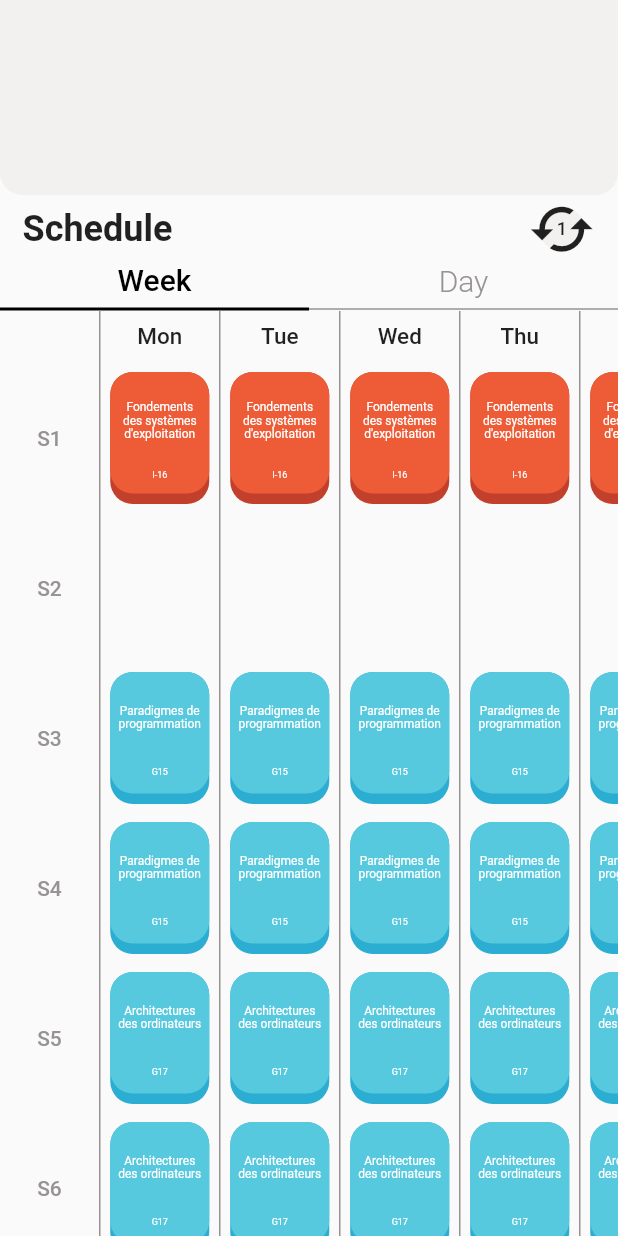
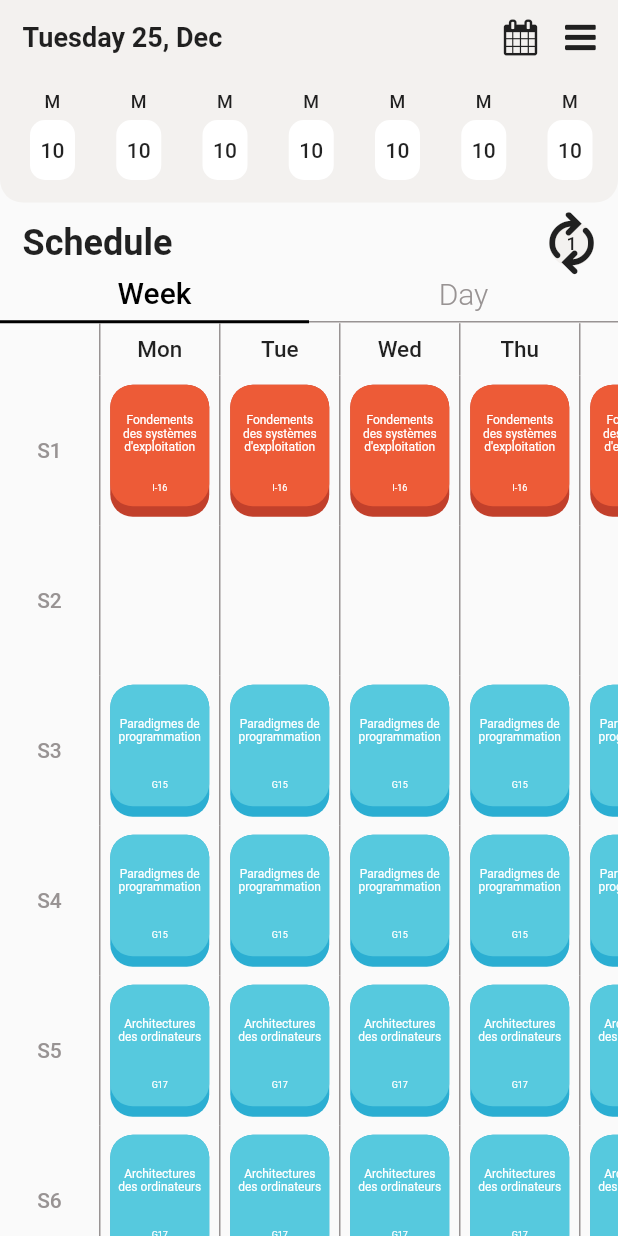
Before and after one commit to KouzanaFedi/Schedule-app, a Flutter app: the screen it shows after launch, on a phone screen of 412 x 824 dp. Run offline on Flutter 3.47's test engine with Material 2 defaults, Android fonts, the phone set to English and light mode, and no system bars; missing offline and left inert: linked_scroll_controller; statements that could not run were skipped.

Commit message:
Finished a basic template view of weekly schedule

```diff
--- a/lib/Components/calendar.dart
+++ b/lib/Components/calendar.dart
@@ -1,4 +1,6 @@
 import 'package:flutter/material.dart';
+import 'dayCalendar.dart';
+import 'package:schedule_app/Icons/custom_icons_icons.dart';
 
 class Calendar extends StatefulWidget {
   @override
@@ -9,13 +11,60 @@ class _CalendarState extends State<Calendar> {
   final int whiteShade = 0xFFF3F1EF;
   @override
   Widget build(BuildContext context) {
+    final double screenWidth = MediaQuery.of(context).size.width;
     return Container(
-      height: 130,
+      height: 135,
+      width: screenWidth,
       decoration: BoxDecoration(
-          color: Color(whiteShade),
-          borderRadius: BorderRadius.only(
-              bottomLeft: Radius.circular(15),
-              bottomRight: Radius.circular(15))),
+        color: Color(whiteShade),
+        borderRadius: BorderRadius.only(
+          bottomLeft: Radius.circular(15),
+          bottomRight: Radius.circular(15),
+        ),
+      ),
+      padding: EdgeInsets.fromLTRB(15, 5, 5, 15),
+      child: Column(
+        children: <Widget>[
+          Row(
+            mainAxisAlignment: MainAxisAlignment.spaceBetween,
+            children: <Widget>[
+              Text(
+                "Tuesday 25, Dec",
+                style: TextStyle(fontWeight: FontWeight.bold, fontSize: 18),
+              ),
+              Row(
+                children: <Widget>[
+                  ClipOval(
+                    child: Material(
+                      color: Colors.transparent, // button color
+                      child: InkWell(
+                        child: SizedBox(
+                            width: 40,
+                            height: 40,
+                            child: Icon(CustomIcons.calendar)),
+                        onTap: () {},
+                      ),
+                    ),
+                  ),
+                  ClipOval(
+                    child: Material(
+                      color: Colors.transparent, // button color
+                      child: InkWell(
+                        child: SizedBox(
+                            width: 40,
+                            height: 40,
+                            child: Icon(CustomIcons.menu)),
+                        onTap: () {},
+                      ),
+                    ),
+                  ),
+                ],
+              ),
+            ],
+          ),
+          DayCalendar()
+        ],
+      ),
     );
   }
 }
--- /dev/null
+++ b/lib/Components/dayCalendar.dart
@@ -0,0 +1,54 @@
+import 'package:flutter/material.dart';
+
+class DayCalendar extends StatefulWidget {
+  @override
+  _DayCalendarState createState() => _DayCalendarState();
+}
+
+class _DayCalendarState extends State<DayCalendar> {
+  Widget createDay() {
+    return Column(
+      children: <Widget>[
+        Padding(
+          padding: const EdgeInsets.only(top: 16, bottom: 5),
+          child: Text("M",
+              style: TextStyle(fontSize: 12, fontWeight: FontWeight.w500)),
+        ),
+        Container(
+          width: 30,
+          height: 40,
+          decoration: BoxDecoration(
+              borderRadius: BorderRadius.all(
+                Radius.circular(10),
+              ),
+              color: Colors.white),
+          child: Center(
+            child: Text(
+              "10",
+              style: TextStyle(fontSize: 14, fontWeight: FontWeight.w500),
+            ),
+          ),
+        ),
+      ],
+    );
+  }
+
+  @override
+  Widget build(BuildContext context) {
+    List<Widget> items = [];
+
+    for (var i = 0; i < 7; i++) {
+      items.add(createDay());
+    }
+
+    return Padding(
+      padding: const EdgeInsets.only(left: 5, right: 12),
+      child: Row(
+        children: <Widget>[
+          ...items,
+        ],
+        mainAxisAlignment: MainAxisAlignment.spaceBetween,
+      ),
+    );
+  }
+}
--- a/lib/Views/schedule.dart
+++ b/lib/Views/schedule.dart
@@ -1,6 +1,7 @@
 import 'package:flutter/material.dart';
 import '../Components/ByWeek/byWeek.dart';
 import '../Components/calendar.dart';
+import 'package:schedule_app/Icons/custom_icons_icons.dart';
 
 class Schedule extends StatefulWidget {
   @override
@@ -30,6 +31,7 @@ class _ScheduleState extends State<Schedule> {
 
   @override
   void initState() {
+    super.initState();
     setState(() {
       byWeek = ByWeek(key: UniqueKey());
       currentSchedule = byWeek;
@@ -39,18 +41,20 @@ class _ScheduleState extends State<Schedule> {
       dayBorder = notFocusedBorder;
       firstSousGroup = true;
     });
-    super.initState();
   }
 
   @override
   Widget build(BuildContext context) {
     final double screenWidth = MediaQuery.of(context).size.width;
 
-    return Scaffold(
+    return SafeArea(
+      child: Scaffold(
           body: Column(
         children: <Widget>[
           Calendar(),
-        Row(
+          Padding(
+            padding: const EdgeInsets.only(top: 5),
+            child: Row(
               mainAxisAlignment: MainAxisAlignment.spaceBetween,
               children: <Widget>[
                 Padding(
@@ -61,14 +65,9 @@ class _ScheduleState extends State<Schedule> {
                   ),
                 ),
                 Padding(
-              padding: EdgeInsets.only(right: 15),
-              child: GestureDetector(
-                onTap: () {
-                  setState(() {
-                    firstSousGroup = !firstSousGroup;
-                  });
-                },
+                  padding: EdgeInsets.only(right: 10),
                   child: Stack(
+                    //alignment: Alignment.center,
                     children: <Widget>[
                       Padding(
                         padding: EdgeInsets.only(top: 7.5, left: 7.5),
@@ -88,16 +87,34 @@ class _ScheduleState extends State<Schedule> {
                           width: 30,
                         ),
                       ),
-                    Icon(
-                      Icons.cached,
-                      size: 45,
+                      Padding(
+                        padding: const EdgeInsets.only(left: 1.5, top: 1.5),
+                        child: ClipOval(
+                          child: Material(
+                            color: Colors.transparent, // button color
+                            child: InkWell(
+                              child: SizedBox(
+                                  width: 42,
+                                  height: 42,
+                                  child: Icon(
+                                    CustomIcons.arrows_cw,
+                                    size: 38,
                                     textDirection: TextDirection.rtl,
+                                  )),
+                              onTap: () {
+                                setState(() {
+                                  firstSousGroup = !firstSousGroup;
+                                });
+                              },
+                            ),
+                          ),
+                        ),
                       )
                     ],
                   ),
                 ),
+              ],
             ),
-          ],
           ),
           Row(
             children: <Widget>[
@@ -154,14 +171,14 @@ class _ScheduleState extends State<Schedule> {
           ),
           Flexible(
             child: AnimatedSwitcher(
-            duration: Duration(milliseconds: 500),
+              duration: Duration(milliseconds: 200),
               child: currentSchedule,
               transitionBuilder: (child, animation) {
-              final inAnimation =
-                  Tween<Offset>(begin: Offset(-1.0, 0.0), end: Offset(0.0, 0.0))
+                final inAnimation = Tween<Offset>(
+                        begin: Offset(-1.0, 0.0), end: Offset(0.0, 0.0))
                     .animate(animation);
-              final outAnimation =
-                  Tween<Offset>(begin: Offset(1.0, 0.0), end: Offset(0.0, 0.0))
+                final outAnimation = Tween<Offset>(
+                        begin: Offset(1.0, 0.0), end: Offset(0.0, 0.0))
                     .animate(animation);
                 if (child.key == byWeek.key) {
                   return SlideTransition(
@@ -178,6 +195,7 @@ class _ScheduleState extends State<Schedule> {
             ),
           )
         ],
-    ));
+      )),
+    );
   }
 }
```
Lines whose indentation alone changed are shown as unchanged.
